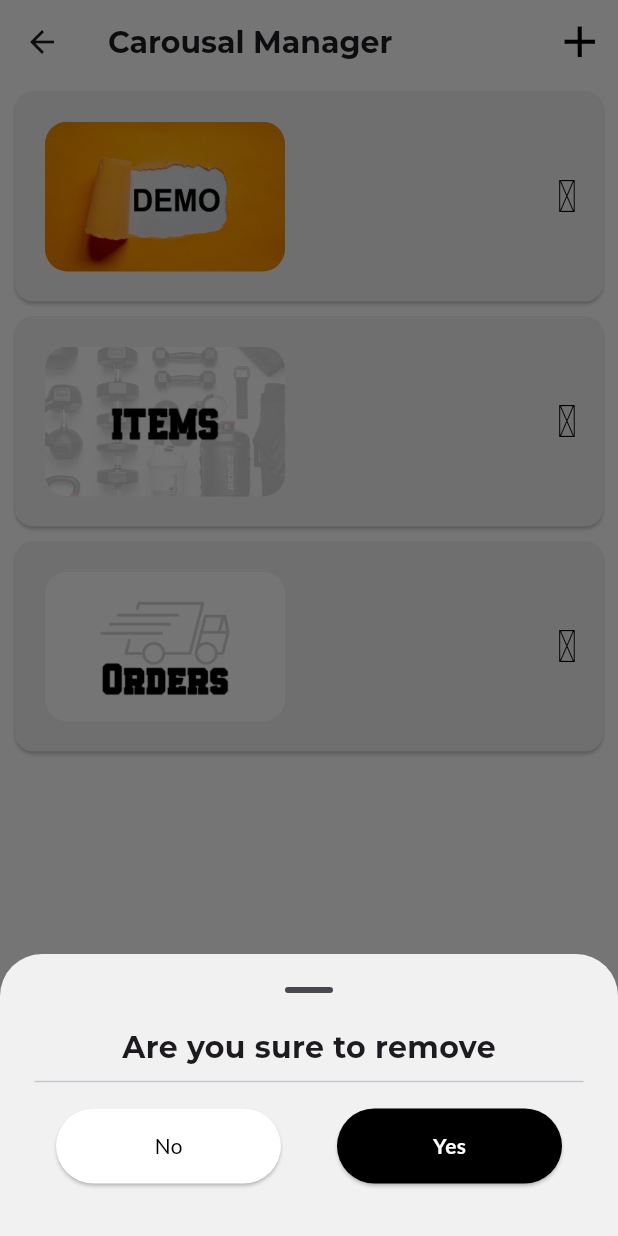
After one commit to H4R1-4926/shopping_app_admin, a Flutter app: the CarousalManager screen opened directly, after a tap on an icon or button, on a phone screen of 412 x 824 dp. The commit adds this screen. Run offline on Flutter 3.47's test engine with Material 3 defaults, Android fonts, the phone set to English and light mode, and no system bars; our stand-ins replace bloc, carousel_slider, flutter_bloc, freezed_annotation, google_fonts, iconsax and 4 more.

Commit message:
added new page for carousal manage

```diff
--- /dev/null
+++ b/lib/Core/lists.dart
@@ -0,0 +1,5 @@
+final List<String> kcarousalList = [
+  'assets/img/demo.webp',
+  'assets/img/items.jpg',
+  'assets/img/orders.jpg',
+];
--- /dev/null
+++ b/lib/Presentation/Screens/Home/Carousal Add/carousal_add_page.dart
@@ -0,0 +1,158 @@
+import 'package:flutter/material.dart';
+import 'package:google_fonts/google_fonts.dart';
+import 'package:iconsax/iconsax.dart';
+import 'package:image_picker/image_picker.dart';
+import 'package:shopping_app_admin/Core/colors.dart';
+import 'package:shopping_app_admin/Core/lists.dart';
+
+class CarousalManager extends StatelessWidget {
+  const CarousalManager({super.key});
+
+  @override
+  Widget build(BuildContext context) {
+    return Scaffold(
+      appBar: AppBar(
+        title: Text(
+          'Carousal Manager',
+          style:
+              GoogleFonts.montserrat(fontWeight: FontWeight.bold, fontSize: 20),
+        ),
+        actions: [
+          IconButton(
+              onPressed: () async {
+                final picker = ImagePicker();
+                picker.pickMedia();
+              },
+              icon: Icon(
+                size: 35,
+                Icons.add,
+                color: Theme.of(context).brightness == Brightness.dark
+                    ? kwhite
+                    : kblack,
+              ))
+        ],
+      ),
+      body: ListView.builder(
+        itemBuilder: (context, index) {
+          return Card(
+            margin: const EdgeInsets.symmetric(horizontal: 10, vertical: 5),
+            color: klightGrey,
+            surfaceTintColor: klightGrey,
+            child: Row(
+              mainAxisAlignment: MainAxisAlignment.spaceBetween,
+              children: [
+                Container(
+                  margin: const EdgeInsets.all(20),
+                  width: 160,
+                  height: 100,
+                  decoration: BoxDecoration(
+                      image: DecorationImage(
+                          fit: BoxFit.cover,
+                          image: AssetImage(kcarousalList[index])),
+                      borderRadius: BorderRadius.circular(15)),
+                ),
+                IconButton(
+                    onPressed: () {
+                      showModalBottomSheet(
+                        showDragHandle: true,
+                        context: context,
+                        builder: (context) {
+                          return Container(
+                            height: 140,
+                            width: double.infinity,
+                            decoration: BoxDecoration(
+                                color: Theme.of(context).brightness ==
+                                        Brightness.dark
+                                    ? kdarkbackground
+                                    : klightGrey,
+                                boxShadow: [
+                                  BoxShadow(
+                                      color: Theme.of(context).brightness ==
+                                              Brightness.dark
+                                          ? kdarkbackground
+                                          : klightGrey,
+                                      blurRadius: 10,
+                                      spreadRadius: 10)
+                                ]),
+                            child: Column(
+                              children: [
+                                Text(
+                                  'Are you sure to remove',
+                                  style: GoogleFonts.montserrat(
+                                      fontSize: 20,
+                                      fontWeight: FontWeight.bold),
+                                ),
+                                const Divider(
+                                  indent: 23,
+                                  endIndent: 23,
+                                ),
+                                Padding(
+                                  padding: const EdgeInsets.only(top: 10),
+                                  child: Row(
+                                    mainAxisAlignment:
+                                        MainAxisAlignment.spaceEvenly,
+                                    children: [
+                                      ElevatedButton(
+                                          onPressed: () {
+                                            Navigator.pop(context);
+                                          },
+                                          style: const ButtonStyle(
+                                            surfaceTintColor:
+                                                WidgetStatePropertyAll(kwhite),
+                                            fixedSize: WidgetStatePropertyAll(
+                                                Size(150, 50)),
+                                            backgroundColor:
+                                                WidgetStatePropertyAll(kwhite),
+                                          ),
+                                          child: Text(
+                                            'No',
+                                            style: GoogleFonts.lato(
+                                                fontSize: 14, color: kblack),
+                                          )),
+                                      ElevatedButton(
+                                          onPressed: () {
+                                            Navigator.pop(context);
+                                          },
+                                          style: ButtonStyle(
+                                              fixedSize:
+                                                  const WidgetStatePropertyAll(
+                                                      Size(150, 50)),
+                                              backgroundColor: Theme.of(context)
+                                                          .brightness ==
+                                                      Brightness.dark
+                                                  ? const WidgetStatePropertyAll(
+                                                      kdarkcolor3)
+                                                  : const WidgetStatePropertyAll(
+                                                      kblack),
+                                              foregroundColor:
+                                                  const WidgetStatePropertyAll(
+                                                      kwhite)),
+                                          child: Text(
+                                            'Yes',
+                                            style: GoogleFonts.lato(
+                                                fontSize: 14,
+                                                fontWeight: FontWeight.bold),
+                                          ))
+                                    ],
+                                  ),
+                                )
+                              ],
+                            ),
+                          );
+                        },
+                      );
+                    },
+                    icon: const Icon(
+                      Iconsax.trash,
+                      size: 30,
+                      color: kblack,
+                    ))
+              ],
+            ),
+          );
+        },
+        itemCount: kcarousalList.length,
+      ),
+    );
+  }
+}
--- a/lib/Presentation/Screens/Home/Items_Category/items.dart
+++ b/lib/Presentation/Screens/Home/Items_Category/items.dart
@@ -86,7 +86,7 @@ class ItemList extends StatelessWidget {
                           const WidgetStatePropertyAll(kdarkbackground),
                       headingTextStyle: GoogleFonts.lato(
                           color: kwhite,
-                          fontSize: 14,
+                          fontSize: 12,
                           fontWeight: FontWeight.bold),
                       dividerThickness: 1,
                       border: const TableBorder(
--- a/lib/Presentation/Screens/Home/Widgets/carousal_widget.dart
+++ b/lib/Presentation/Screens/Home/Widgets/carousal_widget.dart
@@ -3,6 +3,8 @@ import 'package:carousel_slider/carousel_slider.dart';
 import 'package:flutter/material.dart';
 import 'package:google_fonts/google_fonts.dart';
 import 'package:shopping_app_admin/Core/colors.dart';
+import 'package:shopping_app_admin/Core/lists.dart';
+import 'package:shopping_app_admin/Presentation/Screens/Home/Carousal%20Add/carousal_add_page.dart';
 import 'package:smooth_page_indicator/smooth_page_indicator.dart';
 
 class TopContainerWidget extends StatefulWidget {
@@ -34,7 +36,23 @@ class _TopContainerWidgetState extends State<TopContainerWidget> {
                       fontWeight: FontWeight.bold, fontSize: 20),
                 ),
                 TextButton(
-                    onPressed: () {},
+                    onPressed: () {
+                      Navigator.of(context).push(PageRouteBuilder(
+                        pageBuilder: (context, animation, secondaryAnimation) =>
+                            const CarousalManager(),
+                        transitionsBuilder:
+                            (context, animation, secondaryAnimation, child) {
+                          var tween = Tween(
+                            begin: const Offset(1.0, 0.0),
+                            end: Offset.zero,
+                          ).chain(CurveTween(curve: Curves.easeIn));
+                          return SlideTransition(
+                            position: animation.drive(tween),
+                            child: child,
+                          );
+                        },
+                      ));
+                    },
                     child: Text(
                       'Add',
                       style: GoogleFonts.poppins(
@@ -59,7 +77,7 @@ class _TopContainerWidgetState extends State<TopContainerWidget> {
                       top: 10,
                     ),
                     child: CarouselSlider.builder(
-                      itemCount: 5,
+                      itemCount: kcarousalList.length,
                       itemBuilder: (context, index, realIndex) {
                         return Padding(
                           padding: const EdgeInsets.symmetric(horizontal: 10),
@@ -69,9 +87,9 @@ class _TopContainerWidgetState extends State<TopContainerWidget> {
                             decoration: BoxDecoration(
                                 color: kwhite,
                                 borderRadius: BorderRadius.circular(20),
-                                image: const DecorationImage(
+                                image: DecorationImage(
                                     fit: BoxFit.fill,
-                                    image: AssetImage('assets/img/demo.webp'))),
+                                    image: AssetImage(kcarousalList[index]))),
                           ),
                         );
                       },
@@ -96,7 +114,7 @@ class _TopContainerWidgetState extends State<TopContainerWidget> {
                               activeDotColor: Color.fromARGB(255, 50, 50, 50),
                               spacing: 8),
                           activeIndex: _current,
-                          count: 5)),
+                          count: kcarousalList.length)),
                 )
               ],
             ),
--- a/pubspec.yaml
+++ b/pubspec.yaml
@@ -10,7 +10,6 @@ dependencies:
   bloc: ^8.1.4
   buttons_tabbar: ^1.3.8
   carousel_slider: ^5.0.0
-
   flutter:
     sdk: flutter
   flutter_bloc: ^8.1.6
@@ -20,6 +19,7 @@ dependencies:
   freezed_annotation: ^2.4.1
   google_fonts: ^6.2.1
   iconsax: ^0.0.8
+  image_picker: ^1.1.2
   order_tracker: ^0.0.2
   shared_preferences: ^2.2.3
   smooth_page_indicator: ^1.1.0
```
Also changed, not shown: pubspec.lock, 6 other files.
